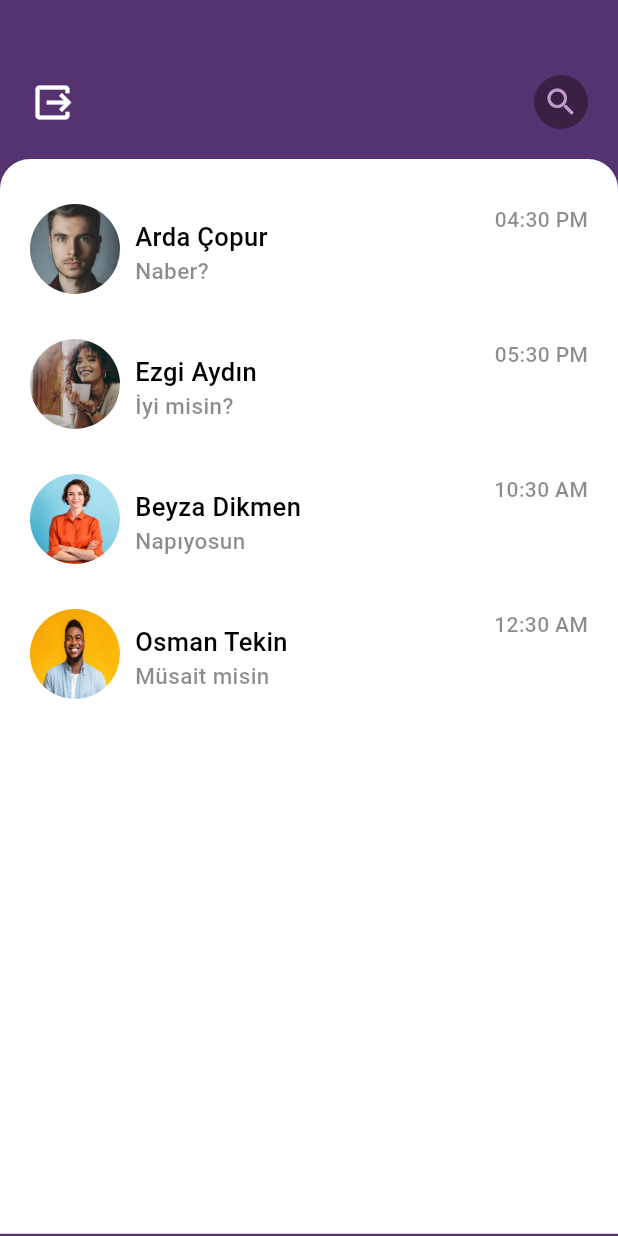
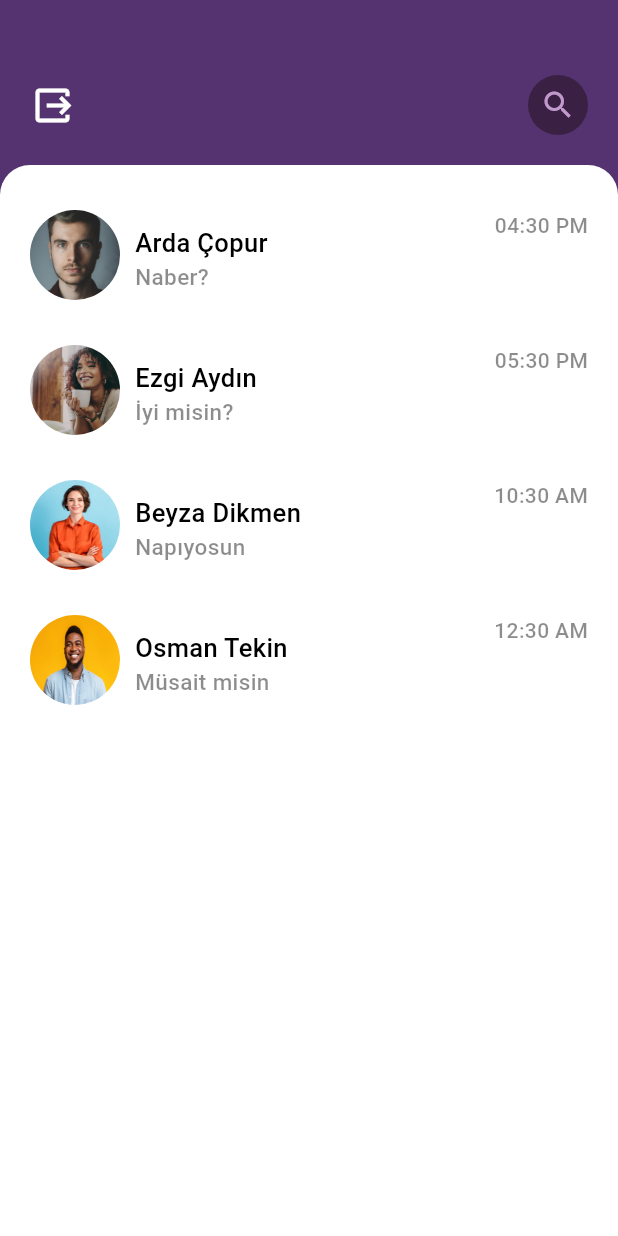
Before and after one commit to arda-copur/Chat-App, a Flutter app: the HomeView screen opened directly, on a phone screen of 412 x 824 dp. Run offline on Flutter 3.47's test engine with Material 3 defaults, Android fonts, the phone set to English and light mode, and no system bars; our stand-ins replace cloud_firestore, firebase_auth, firebase_core, random_string, shared_preferences; accounts and stored records are empty.

Commit message:
project constants updates

```diff
--- /dev/null
+++ b/lib/constants/project_borders.dart
@@ -0,0 +1,7 @@
+import 'package:flutter/material.dart';
+
+final class ProjectBorders extends BorderRadius  {
+  const ProjectBorders.onlyCircularLeftRight() : super.only(topLeft: const Radius.circular(30),topRight: const Radius.circular(30));
+
+   ProjectBorders.circularSmall() : super.circular(10);
+}
--- /dev/null
+++ b/lib/constants/project_elevations.dart
@@ -0,0 +1,9 @@
+enum ProjectElevations {
+/// 5
+normal(5.0),
+/// 10
+high(10.0);
+
+final double value;
+const ProjectElevations(this.value);
+}
--- /dev/null
+++ b/lib/constants/project_paddings.dart
@@ -0,0 +1,44 @@
+import 'package:flutter/material.dart';
+
+final class ProjectPaddings extends EdgeInsets {
+
+  // All Paddings
+
+  /// [ProjectPaddings.allSmall] is 8
+  const ProjectPaddings.allSmall() : super.all(8);
+
+   /// [ProjectPaddings.allNormal] is 10
+  const ProjectPaddings.allNormal() : super.all(10);
+
+  /// [ProjectPaddings.allMedium] is 16
+  const ProjectPaddings.allMedium() : super.all(16);
+
+  /// [ProjectPaddings.allLarge] is 24
+  const ProjectPaddings.allLarge() : super.all(24);
+
+  /// [ProjectPaddings.allHigh] is 32
+  const ProjectPaddings.allHigh() : super.all(32);
+
+  // Symmetric Paddings
+
+  /// [ProjectPaddings.symmetricSmall] is horizontal 10 vertical 10
+  const ProjectPaddings.symmetricSmall() : super.symmetric(horizontal: 10,vertical: 10);
+
+  /// [ProjectPaddings.symmetricMedium] is horizontal 20 vertical 20
+  const ProjectPaddings.symmetricMedium() : super.symmetric(horizontal: 20,vertical: 20);
+
+
+  //Only Paddings
+
+  /// [ProjectPaddings.onlyLeft] is left 10
+  const ProjectPaddings.onlyLeft() :  super.only(left: 10);
+
+  /// [ProjectPaddings.onlyTop] is top 10
+  const ProjectPaddings.onlyTop() :  super.only(top: 10);
+
+
+  /// [ProjectPaddings.onlyLeftRight] is left 10 right 10
+  const ProjectPaddings.onlyLeftRight() : super.only(left: 10,right: 10);
+
+
+}
--- a/lib/views/forgot_password_view.dart
+++ b/lib/views/forgot_password_view.dart
@@ -1,3 +1,4 @@
+import 'package:chat_app/constants/project_paddings.dart';
 import 'package:chat_app/views/sign_up_view.dart';
 import 'package:flutter/material.dart';
 import 'package:firebase_auth/firebase_auth.dart';
@@ -46,7 +47,7 @@ class _ForgotPasswordViewState extends State<ForgotPasswordView> {
                         bottom: Radius.elliptical(
                             MediaQuery.of(context).size.width, 105)))),
             Padding(
-              padding: const EdgeInsets.only(top: 70.0),
+              padding: const ProjectPaddings.allNormal() * 7,
               child: Column(
                 children: [
                   const Center(
--- a/lib/views/home_view.dart
+++ b/lib/views/home_view.dart
@@ -1,7 +1,11 @@
+import 'package:chat_app/constants/project_borders.dart';
+import 'package:chat_app/constants/project_elevations.dart';
+import 'package:chat_app/constants/project_paddings.dart';
 import 'package:chat_app/services/database.dart';
 import 'package:chat_app/views/chat_view.dart';
 import 'package:chat_app/views/sign_in_view.dart';
 import 'package:chat_app/views/sign_up_view.dart';
+import 'package:chat_app/widgets/constant_sized_boxs.dart.dart';
 import 'package:flutter/material.dart';
 import 'package:cloud_firestore/cloud_firestore.dart';
 
@@ -19,7 +23,7 @@ class _HomeViewState extends State<HomeView> {
   var tempSearchStore = [];
 
   initiateSearch(value) {
-    if(value.length ==0) {
+    if (value.length == 0) {
       setState(() {
         queryResultSet = [];
         tempSearchStore = [];
@@ -28,26 +32,23 @@ class _HomeViewState extends State<HomeView> {
     setState(() {
       search = true;
     });
-    var capitalizedValue = value.substring(0,1).toUpperCase() + value.substring(1);
-    if(queryResultSet.length == 0 && value.length == 1) {
-      DatabaseMethods().search(value).then((QuerySnapshot docs)
-      {
-              for (int i=0; i<docs.docs.length; ++i) {
+    var capitalizedValue =
+        value.substring(0, 1).toUpperCase() + value.substring(1);
+    if (queryResultSet.length == 0 && value.length == 1) {
+      DatabaseMethods().search(value).then((QuerySnapshot docs) {
+        for (int i = 0; i < docs.docs.length; ++i) {
           queryResultSet.add(docs.docs[i].data());
         }
       });
-
-    }else {
+    } else {
       tempSearchStore = [];
       queryResultSet.forEach((element) {
-       if(element['Username'].startsWith(capitalizedValue)) {
+        if (element['Username'].startsWith(capitalizedValue)) {
           setState(() {
             tempSearchStore.add(element);
           });
         }
-      }
-
-      );
+      });
     }
   }
 
@@ -65,7 +66,7 @@ class _HomeViewState extends State<HomeView> {
                 mainAxisAlignment: MainAxisAlignment.spaceBetween,
                 children: [
                   search
-                      ?  Expanded(
+                      ? Expanded(
                           child: TextField(
                             onChanged: (value) {
                               initiateSearch(value.toUpperCase());
@@ -74,7 +75,10 @@ class _HomeViewState extends State<HomeView> {
                                 border: InputBorder.none,
                                 hintText: "Kullanıcı ara..",
                                 hintStyle: TextStyle(color: Colors.black)),
-                                style: TextStyle(color: Colors.black,fontSize: 18,fontWeight: FontWeight.w500),
+                            style: const TextStyle(
+                                color: Colors.black,
+                                fontSize: 18,
+                                fontWeight: FontWeight.w500),
                           ),
                         )
                       : GestureDetector(
@@ -94,15 +98,13 @@ class _HomeViewState extends State<HomeView> {
                   GestureDetector(
                     onTap: () {
                       search = true;
-                      setState(() {
-
-                      });
+                      setState(() {});
                     },
                     child: Container(
-                        padding: const EdgeInsets.all(6),
+                        padding: const ProjectPaddings.allSmall(),
                         decoration: BoxDecoration(
                             color: const Color(0xFF3a2144),
-                            borderRadius: BorderRadius.circular(20)),
+                            borderRadius: ProjectBorders.circularSmall() * 2),
                         child: const Icon(
                           Icons.search,
                           color: Color(0Xffc199cd),
@@ -125,12 +127,23 @@ class _HomeViewState extends State<HomeView> {
                       topRight: Radius.circular(20))),
               child: Column(
                 children: [
+                  search
+                      ? ListView(
+                          padding: const ProjectPaddings.onlyLeftRight(),
+                          primary: false,
+                          shrinkWrap: true,
+                          children: tempSearchStore.map((element) {
+                            return buildResultCard(element);
+                          }).toList())
+                      : Column(
+                          children: [
                             GestureDetector(
                               onTap: () {
                                 Navigator.push(
                                     context,
                                     MaterialPageRoute(
-                              builder: (context) => const ChatView()));
+                                        builder: (context) =>
+                                            const ChatView()));
                               },
                               child: Row(
                                 crossAxisAlignment: CrossAxisAlignment.start,
@@ -143,17 +156,15 @@ class _HomeViewState extends State<HomeView> {
                                         width: 60,
                                         fit: BoxFit.cover,
                                       )),
-                        const SizedBox(
-                          width: 10.0,
-                        ),
-                        const Column(
-                          crossAxisAlignment: CrossAxisAlignment.start,
+                                  ConstantSizedBoxs.lowWidthSizedBox(),
+                                   Column(
+                                    crossAxisAlignment:
+                                        CrossAxisAlignment.start,
                                     children: [
-                            SizedBox(
-                              height: 10.0,
-                            ),
-                            Row(
-                              mainAxisAlignment: MainAxisAlignment.spaceBetween,
+                                     ConstantSizedBoxs.lowHeightSizedBox(),
+                                      const Row(
+                                        mainAxisAlignment:
+                                            MainAxisAlignment.spaceBetween,
                                         children: [
                                           Text(
                                             "Arda Çopur",
@@ -164,7 +175,7 @@ class _HomeViewState extends State<HomeView> {
                                           ),
                                         ],
                                       ),
-                            Text(
+                                      const Text(
                                         "Naber?",
                                         style: TextStyle(
                                             color: Colors.black45,
@@ -184,37 +195,31 @@ class _HomeViewState extends State<HomeView> {
                                 ],
                               ),
                             ),
-                  const SizedBox(
-                    height: 30.0,
-                  ),
+                         ConstantSizedBoxs.largeHeightSizedBox(),
                             Row(
                               crossAxisAlignment: CrossAxisAlignment.start,
                               children: [
                                 ClipRRect(
-                          borderRadius: BorderRadius.circular(60),
+                                    borderRadius: ProjectBorders.circularSmall() * 6,
                                     child: Image.asset(
                                       "assets/girl2.jpg",
                                       height: 60,
                                       width: 60,
                                       fit: BoxFit.cover,
                                     )),
-                      const SizedBox(
-                        width: 10.0,
-                      ),
-                      const Column(
+                               ConstantSizedBoxs.lowWidthSizedBox(),
+                                 Column(
                                   crossAxisAlignment: CrossAxisAlignment.start,
                                   children: [
-                          SizedBox(
-                            height: 10.0,
-                          ),
-                          Text(
+                                    ConstantSizedBoxs.lowHeightSizedBox(),
+                                     const Text(
                                       "Ezgi Aydın",
                                       style: TextStyle(
                                           color: Colors.black,
                                           fontSize: 17.0,
                                           fontWeight: FontWeight.w500),
                                     ),
-                          Text(
+                                    const Text(
                                       "İyi misin?",
                                       style: TextStyle(
                                           color: Colors.black45,
@@ -233,9 +238,7 @@ class _HomeViewState extends State<HomeView> {
                                 ),
                               ],
                             ),
-                  const SizedBox(
-                    height: 30.0,
-                  ),
+                            ConstantSizedBoxs.largeHeightSizedBox(),
                             Row(
                               crossAxisAlignment: CrossAxisAlignment.start,
                               children: [
@@ -247,23 +250,19 @@ class _HomeViewState extends State<HomeView> {
                                       width: 60,
                                       fit: BoxFit.cover,
                                     )),
-                      const SizedBox(
-                        width: 10.0,
-                      ),
-                      const Column(
+                              ConstantSizedBoxs.lowWidthSizedBox(),
+                                 Column(
                                   crossAxisAlignment: CrossAxisAlignment.start,
                                   children: [
-                          SizedBox(
-                            height: 10.0,
-                          ),
-                          Text(
+                                   ConstantSizedBoxs.lowHeightSizedBox(),
+                                    const Text(
                                       "Beyza Dikmen",
                                       style: TextStyle(
                                           color: Colors.black,
                                           fontSize: 17.0,
                                           fontWeight: FontWeight.w500),
                                     ),
-                          Text(
+                                    const Text(
                                       "Napıyosun",
                                       style: TextStyle(
                                           color: Colors.black45,
@@ -282,37 +281,31 @@ class _HomeViewState extends State<HomeView> {
                                 ),
                               ],
                             ),
-                  const SizedBox(
-                    height: 30.0,
-                  ),
+                          ConstantSizedBoxs.largeHeightSizedBox(),
                             Row(
                               crossAxisAlignment: CrossAxisAlignment.start,
                               children: [
                                 ClipRRect(
-                          borderRadius: BorderRadius.circular(60),
+                                    borderRadius: ProjectBorders.circularSmall() * 6,
                                     child: Image.asset(
                                       "assets/boy2.jpg",
                                       height: 60,
                                       width: 60,
                                       fit: BoxFit.fill,
                                     )),
-                      const SizedBox(
-                        width: 10.0,
-                      ),
-                      const Column(
+                                ConstantSizedBoxs.lowWidthSizedBox(),
+                                 Column(
                                   crossAxisAlignment: CrossAxisAlignment.start,
                                   children: [
-                          SizedBox(
-                            height: 10.0,
-                          ),
-                          Text(
+                                ConstantSizedBoxs.lowHeightSizedBox(),
+                                    const Text(
                                       "Osman Tekin",
                                       style: TextStyle(
                                           color: Colors.black,
                                           fontSize: 17.0,
                                           fontWeight: FontWeight.w500),
                                     ),
-                          Text(
+                                    const Text(
                                       "Müsait misin",
                                       style: TextStyle(
                                           color: Colors.black45,
@@ -333,10 +326,45 @@ class _HomeViewState extends State<HomeView> {
                             ),
                           ],
                         ),
+                ],
+              ),
             )
           ],
         ),
       ),
     );
   }
+
+  Widget buildResultCard(data) {
+    return Container(
+      margin: const EdgeInsets.symmetric(vertical: 8),
+      child: Material(
+        elevation: ProjectElevations.normal.value,
+        borderRadius: ProjectBorders.circularSmall(),
+        child: Container(
+          padding: const ProjectPaddings.allMedium(),
+          decoration: BoxDecoration(
+              color: Colors.white, borderRadius: BorderRadius.circular(10)),
+          child: Row(
+            children: [
+              Column(
+                crossAxisAlignment: CrossAxisAlignment.start,
+                children: [
+                  Text(
+                    data["Name"],
+                    style: const TextStyle(
+                        color: Colors.black,
+                        fontWeight: FontWeight.w600,
+                        fontSize: 18),
+                  ),
+                  ConstantSizedBoxs.lowHeightSizedBox(),
+                  Text(data["Username"])
+                ],
+              )
+            ],
+          ),
+        ),
+      ),
+    );
   }
+}
--- /dev/null
+++ b/lib/widgets/constant_sized_boxs.dart.dart
@@ -0,0 +1,13 @@
+import 'package:flutter/material.dart';
+
+final class ConstantSizedBoxs {
+
+
+ static SizedBox lowHeightSizedBox() => const SizedBox(height: 10);
+ static SizedBox normalHeightSizedBox() => const SizedBox(height: 20);
+ static SizedBox largeHeightSizedBox() => const SizedBox(height: 30);
+
+ static SizedBox lowWidthSizedBox() => const SizedBox(width: 10);
+ static SizedBox normalWidthSizedBox() => const SizedBox(width: 20);
+ static SizedBox largeWidthSizedBox() => const SizedBox(width: 30);
+}
```
Also changed, not shown: lib/constants/project_radius.dart (added, +10 -0 lines), lib/views/chat_view.dart (+12 -10 lines), lib/views/sign_in_view.dart (+37 -32 lines), lib/views/sign_up_view.dart (+12 -10 lines), lib/constants/project_sized_boxs.dart (added). Lines whose indentation alone changed are shown as unchanged.
